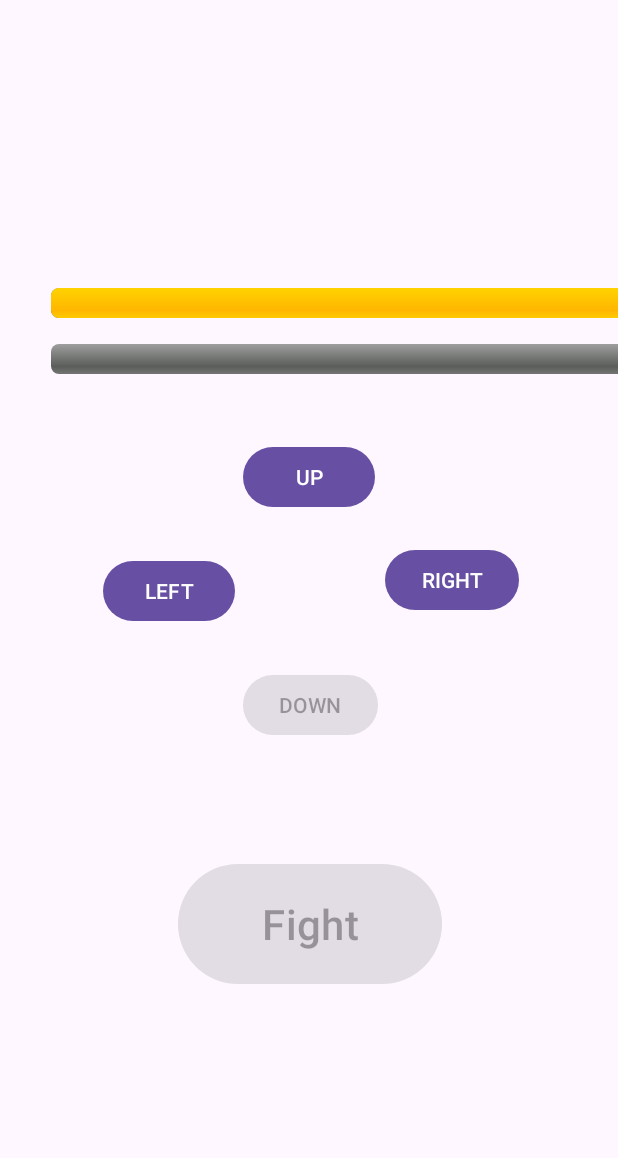
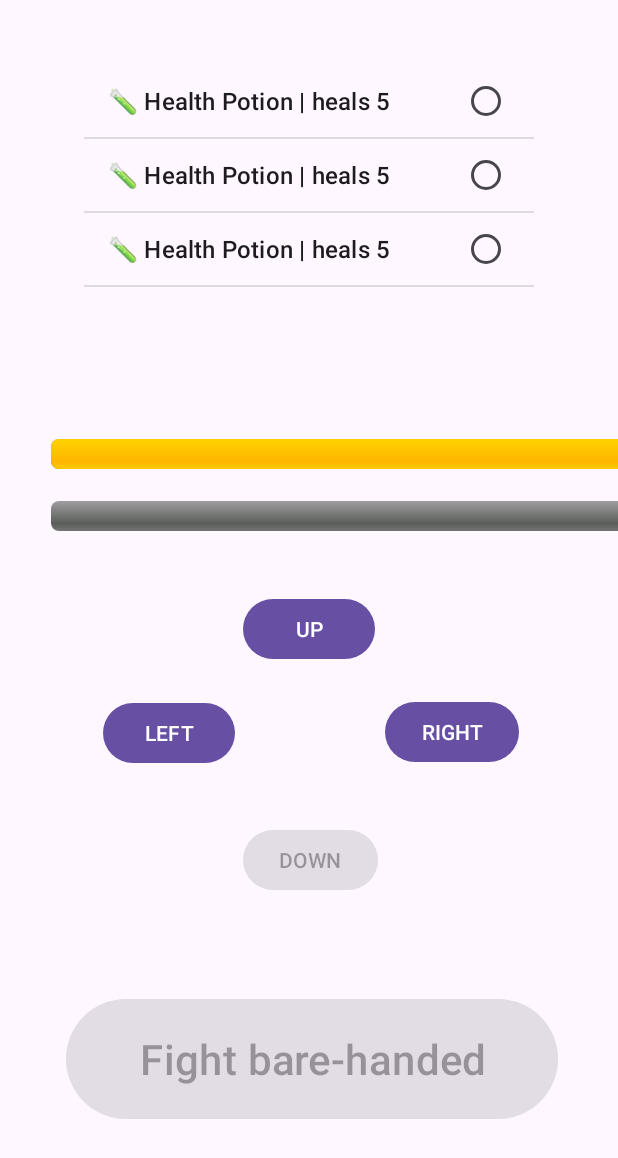
Before and after one commit to andrii-synelnyk/COM543-treasure-adventure-game, an Android app: the screen it shows after launch (MainActivity), on a phone screen of 412 x 824 dp. Shown: the top 1158 px of the screen. Run offline under Robolectric (Android 15) with nearby library versions, the phone set to English and light mode, and no system bars.

```diff
--- a/app/src/main/java/com/example/treasureadventure/Goblin.java
+++ b/app/src/main/java/com/example/treasureadventure/Goblin.java
@@ -9,7 +9,7 @@ public class Goblin {
     private int hp;
 
     Goblin(){
-       maxHP = 5 + random.nextInt(6); // max 10
+       maxHP = 0 + random.nextInt(6); // max 10
        hp = maxHP;
     }
 
--- a/app/src/main/java/com/example/treasureadventure/Item.java
+++ b/app/src/main/java/com/example/treasureadventure/Item.java
@@ -1,4 +1,56 @@
 package com.example.treasureadventure;
 
+import java.util.Random;
+
 public class Item {
+
+    ItemType type;
+    private int value;
+    private final Random random = new Random();
+
+    Item(){
+        randomChooseItemType();
+    }
+
+    private void randomChooseItemType(){
+        int randomFactor = random.nextInt(3);
+        switch (randomFactor){
+            case 0:
+                type = ItemType.Sword;
+                value = 5 + random.nextInt(6);
+                break;
+            case 1:
+                type = ItemType.HealthPotion;
+                value = 3 + random.nextInt(4);
+                break;
+            case 2:
+                type = ItemType.EscapePortal;
+                value = 1;
+                break;
+        }
+    }
+
+    public ItemType getType(){
+        return type;
+    }
+
+    public int getValue(){
+        return value;
+    }
+
+    public void setValue(int newValue){
+        value = newValue;
+    }
+
+    public String toString(){
+        switch (type){
+            case Sword:
+                return "🗡️ Sword | " + "deals to goblin " + value;
+            case HealthPotion:
+                return "🧪 Health Potion | heals " + value;
+            case EscapePortal:
+                return "🚪 Escape Portal | teleports to start";
+        }
+        return "Empty Item";
+    }
 }
--- /dev/null
+++ b/app/src/main/java/com/example/treasureadventure/ItemType.java
@@ -0,0 +1,5 @@
+package com.example.treasureadventure;
+
+public enum ItemType {
+    Sword, HealthPotion, EscapePortal
+}
--- a/app/src/main/java/com/example/treasureadventure/MainActivity.java
+++ b/app/src/main/java/com/example/treasureadventure/MainActivity.java
@@ -2,12 +2,19 @@ package com.example.treasureadventure;
 
 import androidx.appcompat.app.AppCompatActivity;
 
+import android.graphics.Color;
 import android.os.Bundle;
+import android.widget.AdapterView;
+import android.widget.ArrayAdapter;
 import android.widget.Button;
 import android.view.View;
+import android.widget.ListView;
 import android.widget.ProgressBar;
 
+import java.util.ArrayList;
+
 public class MainActivity extends AppCompatActivity {
+    Controller controller;
     Button moveUpButton;
     Button moveLeftButton;
     Button moveRightButton;
@@ -16,6 +23,9 @@ public class MainActivity extends AppCompatActivity {
     ProgressBar playerHPBar;
     ProgressBar dungeonProgressBar;
     ProgressBar goblinHealthBar;
+    ListView inventoryList;
+    private int selectedPosition = -1; // -1 indicates no selection
+
 
     @Override
     protected void onCreate(Bundle savedInstanceState) {
@@ -31,11 +41,12 @@ public class MainActivity extends AppCompatActivity {
         playerHPBar = findViewById(R.id.playerHPBar);
         dungeonProgressBar = findViewById(R.id.dungeonProgressBar);
         goblinHealthBar = findViewById(R.id.goblinHealthBar);
+        inventoryList = findViewById(R.id.inventoryList);
 
-        Controller controller = new Controller(this);
+        controller = new Controller(this);
         changeFightOrUseButtonStatus(false);
         updateHPBar(10, 10); // Make hp bar 100% at the start
-        showGoblinHealthBar(false);
+        showGoblinHealthBar(false, 0, 0); // int values don't matter
 
         // Set up listeners for each button
         moveUpButton.setOnClickListener(new View.OnClickListener() {
@@ -104,7 +115,7 @@ public class MainActivity extends AppCompatActivity {
 
     public void updateHPBar(int newHP, int maxHP){
         float onePercent = (float) maxHP / 100;
-        int percentsToDisplay = (int) (newHP / onePercent);
+        int percentsToDisplay = (int) Math.ceil(newHP / onePercent);
 
         if (newHP <= 0) playerHPBar.setProgress(0);
         else playerHPBar.setProgress(percentsToDisplay);
@@ -112,23 +123,63 @@ public class MainActivity extends AppCompatActivity {
 
     public void updateDungeonProgressBar(int clearedRooms, int allRooms){
         float onePercent = (float) allRooms / 100;
-        int percentsToDisplay = (int) (clearedRooms / onePercent);
+        int percentsToDisplay = (int) Math.ceil(clearedRooms / onePercent);
 
         dungeonProgressBar.setProgress(percentsToDisplay);
     }
 
-    public void showGoblinHealthBar(boolean status){
+    public void showGoblinHealthBar(boolean status, int newHP, int maxHP){
         if (status) goblinHealthBar.setVisibility(View.VISIBLE);
         else goblinHealthBar.setVisibility(View.INVISIBLE);
 
-        goblinHealthBar.setProgress(100);
+        updateGoblinHPBar(newHP, maxHP); // needed for after damaging goblin, teleporting and coming back to him his health stays the same
     }
 
     public void updateGoblinHPBar(int newHP, int maxHP){
         float onePercent = (float) maxHP / 100;
-        int percentsToDisplay = (int) (newHP / onePercent);
+        int percentsToDisplay = (int) Math.ceil(newHP / onePercent);
 
         if (newHP <= 0) goblinHealthBar.setProgress(0);
         else goblinHealthBar.setProgress(percentsToDisplay);
     }
+
+    public void changeFightOrUseButtonText(String text){
+        fightOrUseButton.setText(text);
+    }
+
+    public void updateInventoryView(ArrayList<Item> inventory){
+        ArrayList<String> inventoryString = new ArrayList<>();
+
+        for (Item item : inventory){
+            inventoryString.add(item.toString());
+        }
+
+        ListView listView = findViewById(R.id.inventoryList);
+        ArrayAdapter<String> adapter = new ArrayAdapter<>(this,
+                android.R.layout.simple_list_item_single_choice, inventoryString);
+
+        listView.setAdapter(adapter);
+        listView.setChoiceMode(ListView.CHOICE_MODE_SINGLE);
+
+        // Setting an item click listener
+        listView.setOnItemClickListener(new AdapterView.OnItemClickListener() {
+            @Override
+            public void onItemClick(AdapterView<?> parent, View view, int position, long id) {
+                if (selectedPosition == position) {
+                    // Item deselected
+                    listView.setItemChecked(position, false);
+                    selectedPosition = -1;
+                    controller.itemDeselected(); // Implement this method to handle deselection
+                } else {
+                    // Item selected
+                    listView.setItemChecked(position, true);
+                    selectedPosition = position;
+                    controller.itemSelected(position);
+                }
+            }
+        });
+
+        selectedPosition = -1;
+    }
+
 }
--- a/app/src/main/java/com/example/treasureadventure/Player.java
+++ b/app/src/main/java/com/example/treasureadventure/Player.java
@@ -1,12 +1,14 @@
 package com.example.treasureadventure;
+
+import java.util.ArrayList;
 
 public class Player {
 
     private int maxHP = 30;
     private int hp;
     private Room currentRoom;
-    private Item[] inventory;
     private boolean fightState = false;
+    private ArrayList<Item> inventory = new ArrayList<>();
 
     Player (Room currentRoom) {
         this.currentRoom = currentRoom;
@@ -40,4 +42,16 @@ public class Player {
     public int getMaxHP(){
         return maxHP;
     }
+
+    public void addItemToInventory(){
+        inventory.add(new Item());
+    }
+
+    public ArrayList<Item> getInventory(){
+        return inventory;
+    }
+
+    public void updateInventory(){
+        inventory.removeIf(item -> item.getValue() == 0);
+    }
 }
--- a/app/src/main/res/layout/activity_main.xml
+++ b/app/src/main/res/layout/activity_main.xml
@@ -2,6 +2,7 @@
 <androidx.constraintlayout.widget.ConstraintLayout xmlns:android="http://schemas.android.com/apk/res/android"
     xmlns:app="http://schemas.android.com/apk/res-auto"
     xmlns:tools="http://schemas.android.com/tools"
+    android:id="@+id/constraint"
     android:layout_width="match_parent"
     android:layout_height="match_parent"
     tools:context=".MainActivity">
@@ -11,7 +12,7 @@
         android:layout_width="wrap_content"
         android:layout_height="wrap_content"
         android:layout_marginStart="161dp"
-        android:layout_marginTop="281dp"
+        android:layout_marginTop="381dp"
         android:layout_marginEnd="162dp"
         android:layout_marginBottom="7dp"
         android:text="UP"
@@ -25,21 +26,21 @@
         android:layout_width="wrap_content"
         android:layout_height="wrap_content"
         android:layout_marginStart="93dp"
-        android:layout_marginTop="8dp"
+        android:layout_marginTop="436dp"
         android:layout_marginEnd="50dp"
         android:layout_marginBottom="8dp"
         android:text="LEFT"
         app:layout_constraintBottom_toTopOf="@+id/moveDOWNButton"
         app:layout_constraintEnd_toStartOf="@+id/moveRIGHTButton"
         app:layout_constraintStart_toStartOf="parent"
-        app:layout_constraintTop_toBottomOf="@+id/moveUPButton" />
+        app:layout_constraintTop_toTopOf="parent" />
 
     <Button
         android:id="@+id/moveRIGHTButton"
         android:layout_width="wrap_content"
         android:layout_height="wrap_content"
         android:layout_marginStart="50dp"
-        android:layout_marginTop="336dp"
+        android:layout_marginTop="436dp"
         android:layout_marginEnd="91dp"
         android:layout_marginBottom="9dp"
         android:text="RIGHT"
@@ -53,26 +54,27 @@
         android:layout_width="wrap_content"
         android:layout_height="wrap_content"
         android:layout_marginStart="161dp"
-        android:layout_marginTop="64dp"
+        android:layout_marginTop="350dp"
         android:layout_marginEnd="160dp"
-        android:layout_marginBottom="290dp"
         android:text="DOWN"
         app:layout_constraintBottom_toBottomOf="parent"
         app:layout_constraintEnd_toEndOf="parent"
+        app:layout_constraintHorizontal_bias="1.0"
         app:layout_constraintStart_toStartOf="parent"
-        app:layout_constraintTop_toBottomOf="@+id/moveUPButton" />
+        app:layout_constraintTop_toTopOf="parent"
+        app:layout_constraintVertical_bias="0.468" />
 
     <Button
         android:id="@+id/fightOrUseButton"
         android:layout_width="wrap_content"
         android:layout_height="wrap_content"
-        android:layout_marginStart="162dp"
-        android:layout_marginTop="77dp"
-        android:layout_marginEnd="161dp"
-        android:layout_marginBottom="164dp"
+        android:layout_marginStart="163dp"
+        android:layout_marginTop="54dp"
+        android:layout_marginEnd="160dp"
+        android:layout_marginBottom="64dp"
         android:scaleX="2"
         android:scaleY="2"
-        android:text="Fight"
+        android:text="Fight bare-handed"
         app:layout_constraintBottom_toBottomOf="parent"
         app:layout_constraintEnd_toEndOf="parent"
         app:layout_constraintStart_toStartOf="parent"
@@ -85,7 +87,7 @@
         android:layout_height="wrap_content"
         android:layout_centerInParent="true"
         android:layout_marginStart="34dp"
-        android:layout_marginTop="90dp"
+        android:layout_marginTop="190dp"
         android:layout_marginEnd="34dp"
         android:layout_marginBottom="76dp"
         android:indeterminate="false"
@@ -102,7 +104,7 @@
         android:layout_height="wrap_content"
         android:layout_centerInParent="true"
         android:layout_marginStart="34dp"
-        android:layout_marginTop="185dp"
+        android:layout_marginTop="285dp"
         android:layout_marginEnd="34dp"
         android:layout_marginBottom="76dp"
         android:indeterminate="false"
@@ -119,14 +121,27 @@
         android:layout_height="wrap_content"
         android:layout_centerInParent="true"
         android:layout_marginStart="34dp"
-        android:layout_marginTop="260dp"
+        android:layout_marginTop="19dp"
         android:layout_marginEnd="34dp"
-        android:layout_marginBottom="76dp"
+        android:layout_marginBottom="40dp"
         android:indeterminate="false"
         app:layout_constraintBottom_toTopOf="@+id/moveUPButton"
         app:layout_constraintEnd_toEndOf="parent"
         app:layout_constraintHorizontal_bias="0.0"
         app:layout_constraintStart_toStartOf="parent"
+        app:layout_constraintTop_toBottomOf="@+id/playerHPBar" />
+
+    <ListView
+        android:id="@+id/inventoryList"
+        android:layout_width="300dp"
+        android:layout_height="150dp"
+        android:layout_marginStart="55dp"
+        android:layout_marginTop="39dp"
+        android:layout_marginEnd="56dp"
+        android:layout_marginBottom="48dp"
+        app:layout_constraintBottom_toTopOf="@+id/goblinHealthBar"
+        app:layout_constraintEnd_toEndOf="parent"
+        app:layout_constraintStart_toStartOf="parent"
         app:layout_constraintTop_toTopOf="parent" />
 
 </androidx.constraintlayout.widget.ConstraintLayout>
```
Also changed, not shown: app/src/main/java/com/example/treasureadventure/Controller.java (+24 -2 lines), app/src/main/java/com/example/treasureadventure/Model.java (+52 -5 lines).
